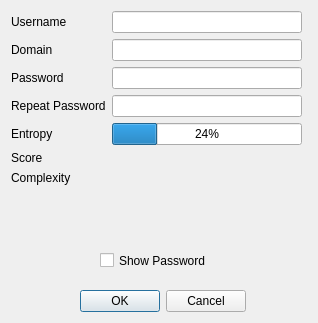
Old version of the form scr/addentry.ui in the repository waltergallegog/SEcubeWallet.
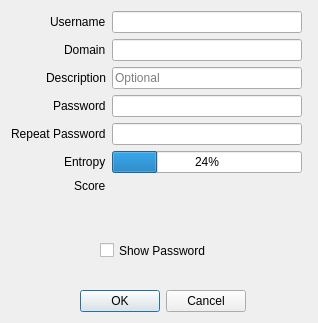
New version of the form.

Commit message:
Add desc and date, problem with select
when selecting, does not select the proper row

```diff
--- a/scr/addentry.ui
+++ b/scr/addentry.ui
@@ -46,7 +46,7 @@
    <property name="geometry">
     <rect>
      <x>100</x>
-     <y>250</y>
+     <y>240</y>
      <width>118</width>
      <height>21</height>
     </rect>
@@ -55,18 +55,24 @@
     <string>Show Password</string>
    </property>
   </widget>
-  <widget class="QWidget" name="">
+  <widget class="QWidget" name="layoutWidget">
    <property name="geometry">
     <rect>
      <x>11</x>
      <y>11</y>
      <width>291</width>
-     <height>191</height>
+     <height>201</height>
     </rect>
    </property>
    <layout class="QFormLayout" name="formLayout">
+    <property name="labelAlignment">
+     <set>Qt::AlignRight|Qt::AlignTrailing|Qt::AlignVCenter</set>
+    </property>
     <item row="0" column="0">
      <widget class="QLabel" name="label_4">
+      <property name="layoutDirection">
+       <enum>Qt::LeftToRight</enum>
+      </property>
       <property name="text">
        <string>Username</string>
       </property>
@@ -86,70 +92,79 @@
      <widget class="QLineEdit" name="InDomain"/>
     </item>
     <item row="2" column="0">
+     <widget class="QLabel" name="label_8">
+      <property name="text">
+       <string>Description</string>
+      </property>
+      <property name="alignment">
+       <set>Qt::AlignRight|Qt::AlignTrailing|Qt::AlignVCenter</set>
+      </property>
+     </widget>
+    </item>
+    <item row="2" column="1">
+     <widget class="QLineEdit" name="InDesc">
+      <property name="layoutDirection">
+       <enum>Qt::LeftToRight</enum>
+      </property>
+      <property name="alignment">
+       <set>Qt::AlignLeading|Qt::AlignLeft|Qt::AlignVCenter</set>
+      </property>
+      <property name="placeholderText">
+       <string>Optional</string>
+      </property>
+     </widget>
+    </item>
+    <item row="3" column="0">
      <widget class="QLabel" name="label">
       <property name="text">
        <string>Password</string>
       </property>
      </widget>
     </item>
-    <item row="2" column="1">
+    <item row="3" column="1">
      <widget class="QLineEdit" name="InPass">
       <property name="echoMode">
        <enum>QLineEdit::Password</enum>
       </property>
      </widget>
     </item>
-    <item row="3" column="0">
+    <item row="4" column="0">
      <widget class="QLabel" name="label_2">
       <property name="text">
        <string>Repeat Password</string>
       </property>
      </widget>
     </item>
-    <item row="3" column="1">
+    <item row="4" column="1">
      <widget class="QLineEdit" name="InPass2">
       <property name="echoMode">
        <enum>QLineEdit::Password</enum>
       </property>
      </widget>
     </item>
-    <item row="4" column="0">
+    <item row="5" column="0">
      <widget class="QLabel" name="label_5">
       <property name="text">
        <string>Entropy</string>
       </property>
      </widget>
     </item>
-    <item row="4" column="1">
+    <item row="5" column="1">
      <widget class="QProgressBar" name="score">
       <property name="value">
        <number>24</number>
       </property>
      </widget>
     </item>
-    <item row="5" column="0">
+    <item row="6" column="0">
      <widget class="QLabel" name="label_7">
       <property name="text">
        <string>Score</string>
       </property>
      </widget>
     </item>
-    <item row="5" column="1">
-     <widget class="QLabel" name="entropy">
-      <property name="text">
-       <string/>
-      </property>
-     </widget>
-    </item>
-    <item row="6" column="0">
-     <widget class="QLabel" name="label_6">
-      <property name="text">
-       <string>Complexity</string>
-      </property>
-     </widget>
-    </item>
     <item row="6" column="1">
-     <widget class="QLabel" name="complex2">
+     <widget class="QLabel" name="entropy">
       <property name="text">
        <string/>
       </property>
@@ -161,7 +176,7 @@
    <property name="geometry">
     <rect>
      <x>70</x>
-     <y>220</y>
+     <y>260</y>
      <width>181</width>
      <height>20</height>
     </rect>
@@ -173,6 +188,19 @@
     <set>Qt::AlignCenter</set>
    </property>
   </widget>
+  <widget class="QLabel" name="complex2">
+   <property name="geometry">
+    <rect>
+     <x>70</x>
+     <y>220</y>
+     <width>179</width>
+     <height>14</height>
+    </rect>
+   </property>
+   <property name="text">
+    <string/>
+   </property>
+  </widget>
   <zorder>layoutWidget</zorder>
   <zorder>buttonBox</zorder>
   <zorder>complex</zorder>
```
Left out of the diff: 3 changed lines with no effect on the pictures. The commit also changes 4 other files.
